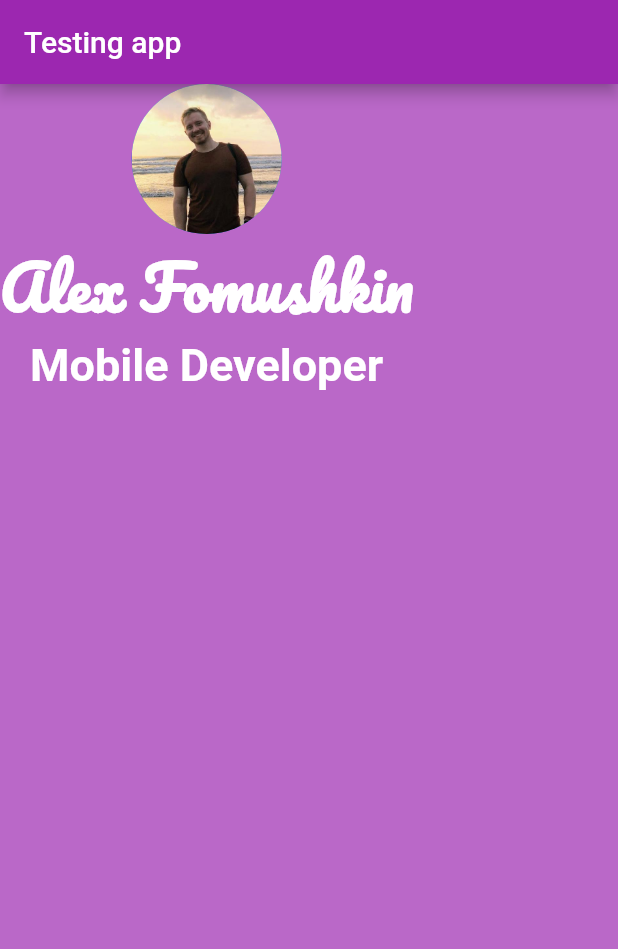
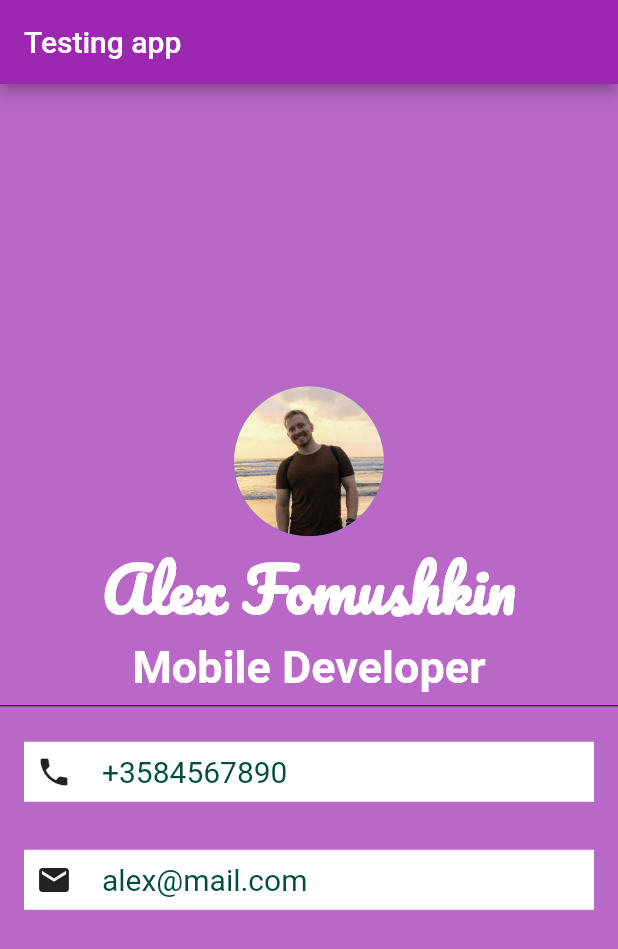
Before and after one commit to Aleksefo/flutter_testing_app, a Flutter app: the screen it shows after launch, on a phone screen of 412 x 824 dp. Shown: the top 949 px of the screen. Run offline on Flutter 3.47's test engine with Material 2 defaults, Android fonts, the phone set to English and light mode, and no system bars.

Commit message:
Finish first tutorial

```diff
--- a/lib/main.dart
+++ b/lib/main.dart
@@ -16,6 +16,7 @@ class MyApp extends StatelessWidget {
         backgroundColor: Colors.purple[300],
         body: SafeArea(
             child: Column(
+          mainAxisAlignment: MainAxisAlignment.center,
           children: <Widget>[
             CircleAvatar(
               radius: 50,
@@ -38,6 +39,49 @@ class MyApp extends StatelessWidget {
                 fontWeight: FontWeight.bold,
               ),
             ),
+            Divider(
+              color: Colors.black,
+            ),
+            Container(
+              color: Colors.white,
+              margin: EdgeInsets.all(16),
+              padding: EdgeInsets.all(8),
+              child: Row(
+                children: <Widget>[
+                  Icon(Icons.phone),
+                  SizedBox(
+                    width: 20,
+                  ),
+                  Text(
+                    '+3584567890',
+                    style: TextStyle(
+                      color: Colors.teal.shade900,
+                      fontSize: 20,
+                    ),
+                  ),
+                ],
+              ),
+            ),
+            Container(
+              color: Colors.white,
+              margin: EdgeInsets.all(16),
+              padding: EdgeInsets.all(8),
+              child: Row(
+                children: <Widget>[
+                  Icon(Icons.email),
+                  SizedBox(
+                    width: 20,
+                  ),
+                  Text(
+                    'alex@mail.com',
+                    style: TextStyle(
+                      color: Colors.teal.shade900,
+                      fontSize: 20,
+                    ),
+                  ),
+                ],
+              ),
+            ),
           ],
         )),
       ),
```
